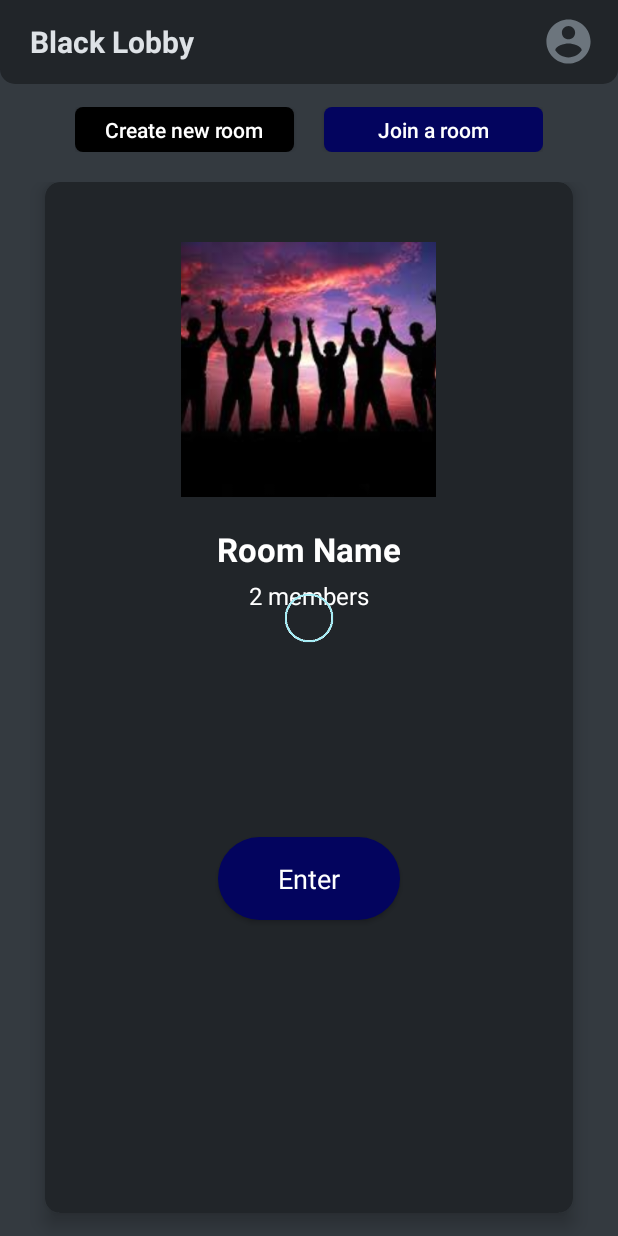
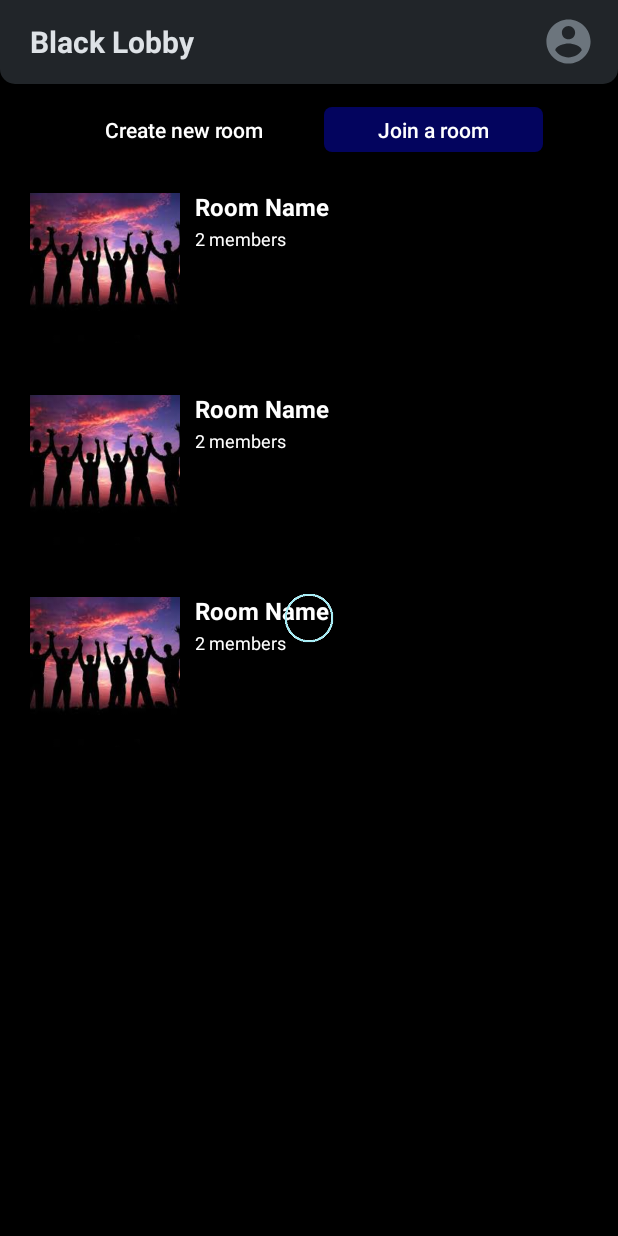
Before and after one commit to yashgupta417/rtc-client, an Android app: the layout activity_home.xml on its own in the app's theme, with its tools: preview values and no code run, on a phone screen of 412 x 824 dp. Run offline under Robolectric (Android 15) with nearby library versions, the phone set to English and light mode, and no system bars.

```diff
--- a/app/src/main/res/layout/activity_home.xml
+++ b/app/src/main/res/layout/activity_home.xml
@@ -4,7 +4,7 @@
     xmlns:tools="http://schemas.android.com/tools"
     android:layout_width="match_parent"
     android:layout_height="match_parent"
-    android:background="@color/shade8"
+    android:background="@color/black"
     tools:context=".views.homeView.HomeActivity">
 
     <androidx.appcompat.widget.Toolbar
@@ -93,8 +93,8 @@
         android:layout_width="match_parent"
         android:layout_height="0dp"
         tools:listitem="@layout/room_item"
-        android:layout_marginTop="20dp"
-        android:layout_marginHorizontal="20dp"
+        android:layout_marginTop="10dp"
+        android:layout_marginHorizontal="10dp"
         app:layout_constraintBottom_toBottomOf="parent"
         app:layout_constraintLeft_toLeftOf="parent"
         app:layout_constraintRight_toRightOf="parent"
--- a/app/src/main/res/layout/room_item.xml
+++ b/app/src/main/res/layout/room_item.xml
@@ -1,36 +1,34 @@
 <?xml version="1.0" encoding="utf-8"?>
-<androidx.cardview.widget.CardView xmlns:android="http://schemas.android.com/apk/res/android"
+<RelativeLayout xmlns:android="http://schemas.android.com/apk/res/android"
     android:layout_width="match_parent"
-    android:layout_height="match_parent"
+    android:layout_height="wrap_content"
     xmlns:app="http://schemas.android.com/apk/res-auto"
-    app:cardCornerRadius="10dp"
-    app:cardElevation="7dp"
-    android:layout_marginHorizontal="10dp"
-    android:layout_marginBottom="15dp"
-    app:cardBackgroundColor="@color/shade9">
-    <RelativeLayout
-        android:layout_width="match_parent"
-        android:layout_height="match_parent">
+    xmlns:tools="http://schemas.android.com/tools"
+    android:id="@+id/parent"
+    android:elevation="5dp"
+    android:layout_marginVertical="7dp"
+    tools:background="@color/black">
+
         <ImageView
             android:id="@+id/room_image"
-            android:layout_width="170dp"
-            android:layout_height="170dp"
+            android:layout_width="100dp"
+            android:layout_height="100dp"
             android:src="@drawable/room_image_placeholder"
             android:scaleType="centerCrop"
-            android:layout_centerHorizontal="true"
             android:layout_alignParentTop="true"
-            android:layout_marginTop="40dp"/>
+            android:layout_marginVertical="10dp"
+            android:layout_marginHorizontal="10dp"/>
         <TextView
             android:layout_width="wrap_content"
             android:layout_height="wrap_content"
             android:id="@+id/room_name"
             android:text="Room Name"
             android:textColor="@color/white"
-            android:textSize="22sp"
+            android:textSize="16sp"
             android:textStyle="bold"
-            android:layout_below="@id/room_image"
-            android:layout_marginTop="20dp"
-            android:layout_centerHorizontal="true"/>
+            android:layout_toRightOf="@+id/room_image"
+            android:layout_alignParentTop="true"
+            android:layout_marginTop="8dp"/>
         <TextView
             android:layout_width="wrap_content"
             android:layout_height="wrap_content"
@@ -38,23 +36,7 @@
             android:text="2 members"
             android:textColor="@color/white"
             android:layout_below="@id/room_name"
-            android:layout_marginTop="5dp"
-            android:layout_centerHorizontal="true"
-            android:textSize="16sp" />
-
-        <TextView
-            android:id="@+id/enter"
-            android:layout_width="wrap_content"
-            android:layout_height="wrap_content"
-            android:layout_centerHorizontal="true"
-            android:layout_below="@id/member_count"
-            android:layout_marginTop="150dp"
-            android:background="@drawable/home_button_enter"
-            android:textColor="@color/white"
-            android:textSize="18sp"
-            android:text="Enter"
-            android:paddingVertical="15dp"
-            android:paddingHorizontal="40dp"
-            android:elevation="2dp"/>
-    </RelativeLayout>
-</androidx.cardview.widget.CardView>
+            android:layout_marginTop="2dp"
+            android:layout_toRightOf="@id/room_image"
+            android:textSize="12sp" />
+</RelativeLayout>
```
Also changed, not shown: app/src/main/AndroidManifest.xml (+5 -4 lines), app/src/main/java/com/example/rtc_client/utils/Utils.java (+32 -0 lines), app/src/main/java/com/example/rtc_client/views/SplashView/SplashActivity.java (added, +16 -0 lines), app/src/main/java/com/example/rtc_client/views/homeView/HomeActivity.java (+2 -10 lines), app/src/main/java/com/example/rtc_client/views/homeView/RoomsAdapter.java (+17 -14 lines), app/src/main/java/com/example/rtc_client/views/roomView/ChatBottomSheet.java (+27 -0 lines), app/src/main/java/com/example/rtc_client/views/roomView/RoomActivity.java (+0 -14 lines), app/src/main/res/layout/activity_splash.xml (added, +9 -0 lines).
